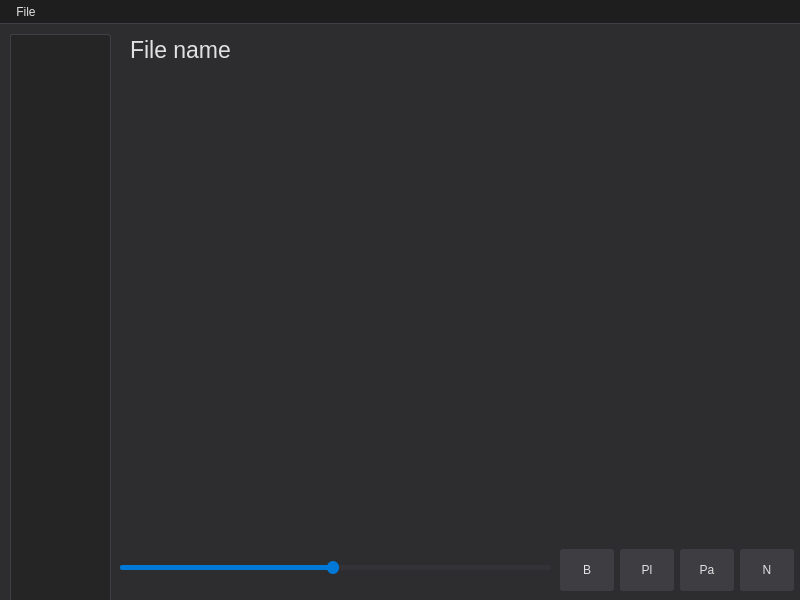
The window that mainwindow.ui (exquet/multimedia-viewer) describes before a commit, drawn with Qt 5.
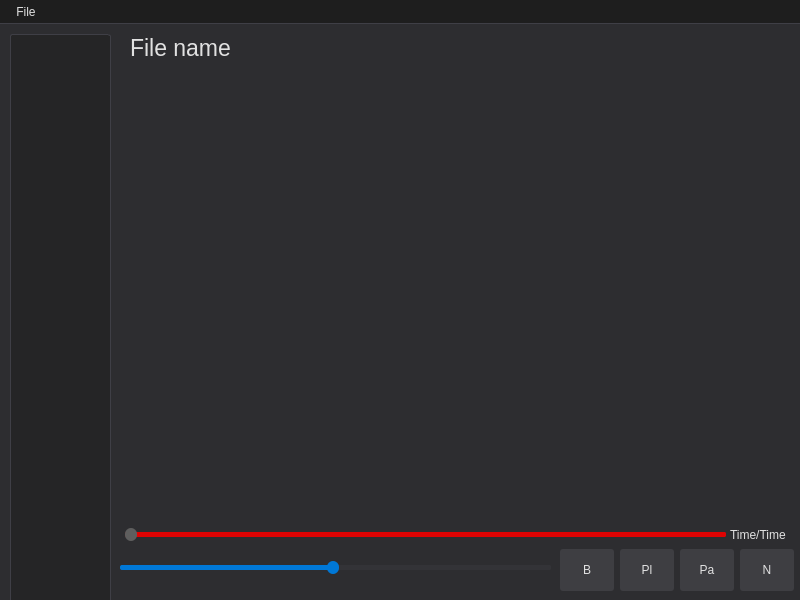
The same window after the commit.

Commit message: Added a strip for rewinding the video

Diff of the .ui file:
```diff
--- a/mainwindow.ui
+++ b/mainwindow.ui
@@ -156,9 +156,9 @@
     <property name="geometry">
      <rect>
       <x>130</x>
-      <y>15</y>
+      <y>3</y>
       <width>641</width>
-      <height>21</height>
+      <height>41</height>
      </rect>
     </property>
     <property name="font">
@@ -372,6 +372,64 @@
      <string>Pa</string>
     </property>
    </widget>
+   <widget class="QSlider" name="timeSlider">
+    <property name="geometry">
+     <rect>
+      <x>125</x>
+      <y>502</y>
+      <width>601</width>
+      <height>16</height>
+     </rect>
+    </property>
+    <property name="styleSheet">
+     <string notr="true">QSlider::groove:horizontal {
+    border: none;
+    height: 5px;
+    background-color: rgb(222, 3, 3);
+    border-radius: 2px;
+}
+
+QSlider::handle:horizontal {
+    background-color: rgb(94, 94, 94);
+    border: none;
+    width: 12px;
+    margin: -4px 0;
+    border-radius: 6px;
+}
+
+QSlider::add-page:horizontal {
+    background-color: rgb(222, 3, 3);
+    border-radius: 2px;
+}
+
+QSlider::sub-page:horizontal {
+    background-color: rgb(131, 0, 0);
+    border-radius: 2px;
+}</string>
+    </property>
+    <property name="minimum">
+     <number>1</number>
+    </property>
+    <property name="value">
+     <number>1</number>
+    </property>
+    <property name="orientation">
+     <enum>Qt::Orientation::Horizontal</enum>
+    </property>
+   </widget>
+   <widget class="QLabel" name="timeLabel">
+    <property name="geometry">
+     <rect>
+      <x>730</x>
+      <y>500</y>
+      <width>71</width>
+      <height>21</height>
+     </rect>
+    </property>
+    <property name="text">
+     <string>Time/Time</string>
+    </property>
+   </widget>
   </widget>
   <widget class="QMenuBar" name="menuBar">
    <property name="geometry">
```
The commit also changes 2 other files.
